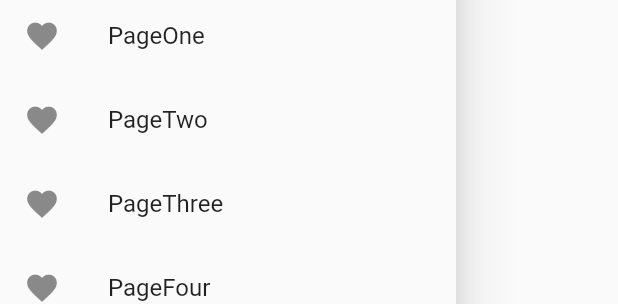
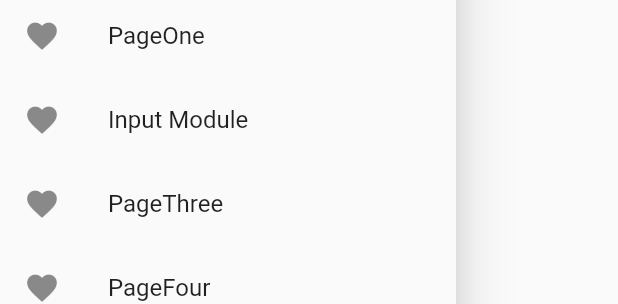
Before and after one commit to JustCodeItOrganization/Sportfit, a Flutter app: the NavMenu widget shown alone on an empty page, opened directly, on a phone screen of 412 x 824 dp. Shown: the part 344-648 px from the top of the screen. Run offline on Flutter 3.47's test engine with Material 2 defaults, Android fonts, the phone set to English and light mode, and no system bars; our stand-ins replace accordion; network calls fail.

Commit message:
input modulu sayfa olarak eklendi. navbar acilis sayfasina eklendi.

```diff
--- a/lib/view/NavMenu.dart
+++ b/lib/view/NavMenu.dart
@@ -5,6 +5,7 @@ import 'package:flutter_application_2/view/pagefour.dart';
 import 'package:flutter_application_2/view/pagefive.dart';
 import 'package:flutter_application_2/view/pagethree.dart';
 import 'package:flutter_application_2/view/home_view.dart';
+import 'package:flutter_application_2/view/input_module_view.dart';
 
 class NavMenu extends StatelessWidget {
   const NavMenu({super.key});
@@ -51,10 +52,10 @@ class NavMenu extends StatelessWidget {
           ),
           ListTile(
             leading: Icon(Icons.favorite),
-            title: Text('PageTwo'),
+            title: Text('Input Module'),
             onTap: () {
             Navigator.push(context,
-            MaterialPageRoute(builder: (context) => PageTwo())
+            MaterialPageRoute(builder: (context) => InputModuleView())
             );
           },
           ),
```
Also changed, not shown: lib/main.dart (+32 -1 lines).
